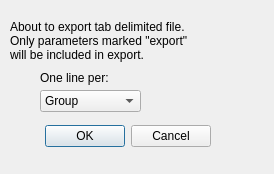
This is QtPMbrowser/DlgExportMetadata.ui in ChrisHal/PMbrowser as Qt 5 draws it before an edit. The edited form follows.
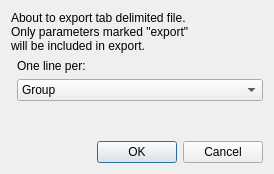
This is the edited form.

Commit message: fix weird scaling of dialogs on multi-screen with HiDPI and LoDPI cooruing with Qt6

```diff
--- a/QtPMbrowser/DlgExportMetadata.ui
+++ b/QtPMbrowser/DlgExportMetadata.ui
@@ -13,15 +13,25 @@
   <property name="windowTitle">
    <string>Export metadata as table</string>
   </property>
+  <layout class="QGridLayout" name="gridLayout" rowstretch="0,0,0,1,0" columnstretch="0,1">
+   <item row="1" column="1">
+    <widget class="QLabel" name="label">
+     <property name="text">
+      <string>One line per:</string>
+     </property>
+    </widget>
+   </item>
+   <item row="0" column="0" colspan="2">
+    <widget class="QLabel" name="label_2">
+     <property name="text">
+      <string>About to export tab delimited file.
+Only parameters marked &quot;export&quot;
+will be included in export.</string>
+     </property>
+    </widget>
+   </item>
+   <item row="4" column="0" colspan="2">
   <widget class="QDialogButtonBox" name="buttonBox">
-   <property name="geometry">
-    <rect>
-     <x>30</x>
-     <y>120</y>
-     <width>181</width>
-     <height>32</height>
-    </rect>
-   </property>
    <property name="orientation">
     <enum>Qt::Horizontal</enum>
    </property>
@@ -29,28 +39,9 @@
     <set>QDialogButtonBox::Cancel|QDialogButtonBox::Ok</set>
    </property>
   </widget>
-  <widget class="QLabel" name="label">
-   <property name="geometry">
-    <rect>
-     <x>40</x>
-     <y>70</y>
-     <width>171</width>
-     <height>16</height>
-    </rect>
-   </property>
-   <property name="text">
-    <string>One line per:</string>
-   </property>
-  </widget>
+   </item>
+   <item row="2" column="1">
   <widget class="QComboBox" name="comboBoxLevel">
-   <property name="geometry">
-    <rect>
-     <x>40</x>
-     <y>90</y>
-     <width>101</width>
-     <height>22</height>
-    </rect>
-   </property>
    <item>
     <property name="text">
      <string>Group</string>
@@ -72,21 +63,21 @@
     </property>
    </item>
   </widget>
-  <widget class="QLabel" name="label_2">
-   <property name="geometry">
-    <rect>
-     <x>10</x>
-     <y>10</y>
-     <width>251</width>
-     <height>61</height>
-    </rect>
-   </property>
-   <property name="text">
-    <string>About to export tab delimited file.
-Only parameters marked &quot;export&quot;
-will be included in export.</string>
-   </property>
-  </widget>
+   </item>
+   <item row="3" column="1">
+    <spacer name="verticalSpacer">
+     <property name="orientation">
+      <enum>Qt::Vertical</enum>
+     </property>
+     <property name="sizeHint" stdset="0">
+      <size>
+       <width>20</width>
+       <height>40</height>
+      </size>
+     </property>
+    </spacer>
+   </item>
+  </layout>
  </widget>
  <resources/>
  <connections>
```
Lines whose indentation alone changed are shown as unchanged. The commit also changes 2 other files.
